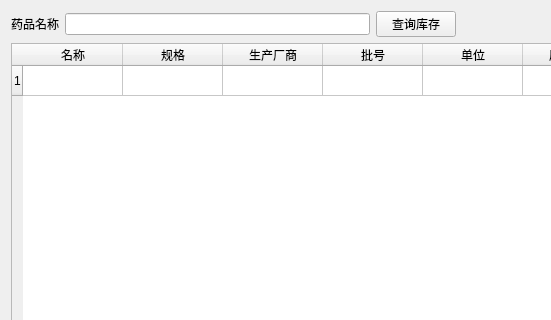
Above: druginventory.ui from histest/his before the change; both pictures show x 0 to 551 and y 0 to 320 of the 771 by 416 pixel window. Below: the same form after it.
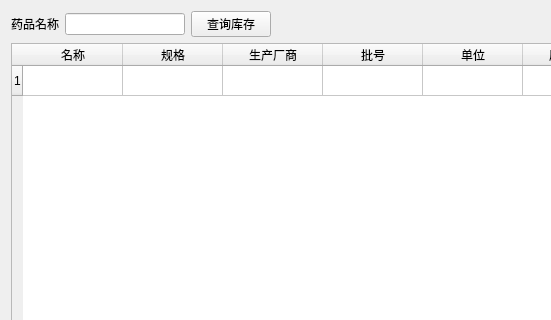
That is the form after the change.

The edit to the form file:
```diff
--- a/druginventory.ui
+++ b/druginventory.ui
@@ -25,6 +25,12 @@
      </item>
      <item>
       <widget class="QLineEdit" name="lineEdit_code">
+       <property name="maximumSize">
+        <size>
+         <width>120</width>
+         <height>16777215</height>
+        </size>
+       </property>
        <property name="text">
         <string/>
        </property>
```
